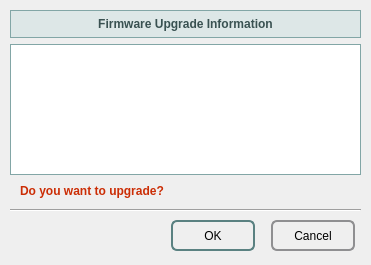
Old version of the form T3kUpgrade/briefing_dialog.ui in the repository habilience/habilience-t3ksensor-tools.
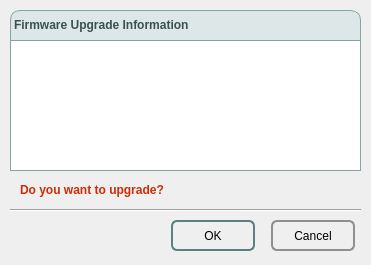
New version of the form. Icons and pictures are not drawn.

Diff of the .ui file:
```diff
--- a/T3kUpgrade/briefing_dialog.ui
+++ b/T3kUpgrade/briefing_dialog.ui
@@ -48,7 +48,7 @@
    <property name="geometry">
     <rect>
      <x>10</x>
-     <y>44</y>
+     <y>40</y>
      <width>351</width>
      <height>131</height>
     </rect>
@@ -82,7 +82,7 @@
      <x>10</x>
      <y>10</y>
      <width>351</width>
-     <height>28</height>
+     <height>31</height>
     </rect>
    </property>
    <property name="styleSheet">
@@ -93,20 +93,25 @@
 	font-weight: bold;
     border-style: solid;
     border-width: 1px;
+    border-top-left-radius: 10px;
+    border-top-right-radius: 10px;
 }</string>
    </property>
    <property name="text">
-    <string>Firmware Upgrade Information</string>
+    <string>&lt;html&gt;&lt;head/&gt;&lt;body&gt;&lt;p&gt;&lt;img src=&quot;:/T3kUpgradeRes/resources/brief.png&quot;/&gt; Firmware Upgrade Information&lt;/p&gt;&lt;/body&gt;&lt;/html&gt;</string>
+   </property>
+   <property name="textFormat">
+    <enum>Qt::AutoText</enum>
    </property>
    <property name="alignment">
-    <set>Qt::AlignCenter</set>
+    <set>Qt::AlignLeading|Qt::AlignLeft|Qt::AlignVCenter</set>
    </property>
   </widget>
   <widget class="QLabel" name="label">
    <property name="geometry">
     <rect>
      <x>20</x>
-     <y>183</y>
+     <y>182</y>
      <width>331</width>
      <height>16</height>
     </rect>
```
